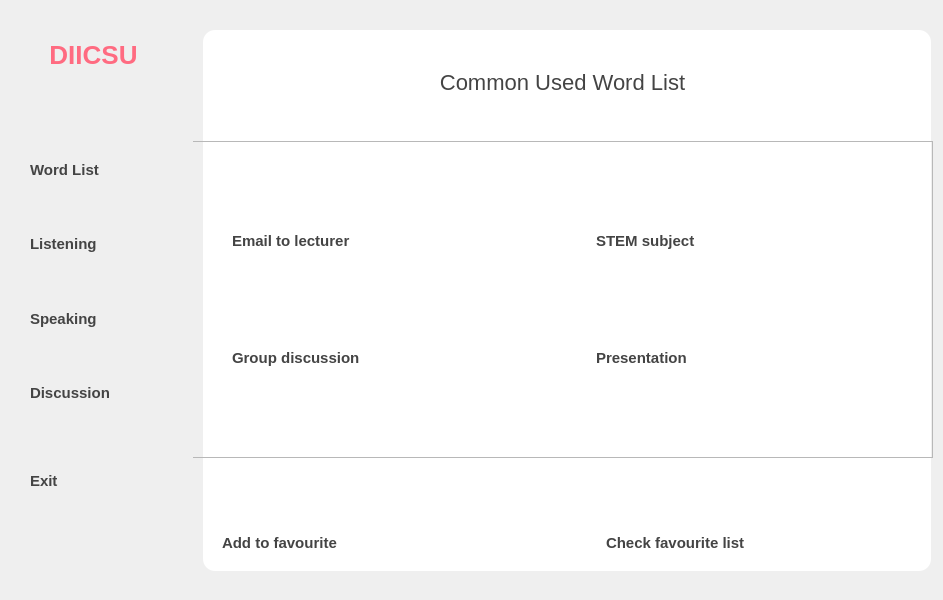
Qt form ui/mainPage.ui (FrenchFries-101/frontend) before a commit.
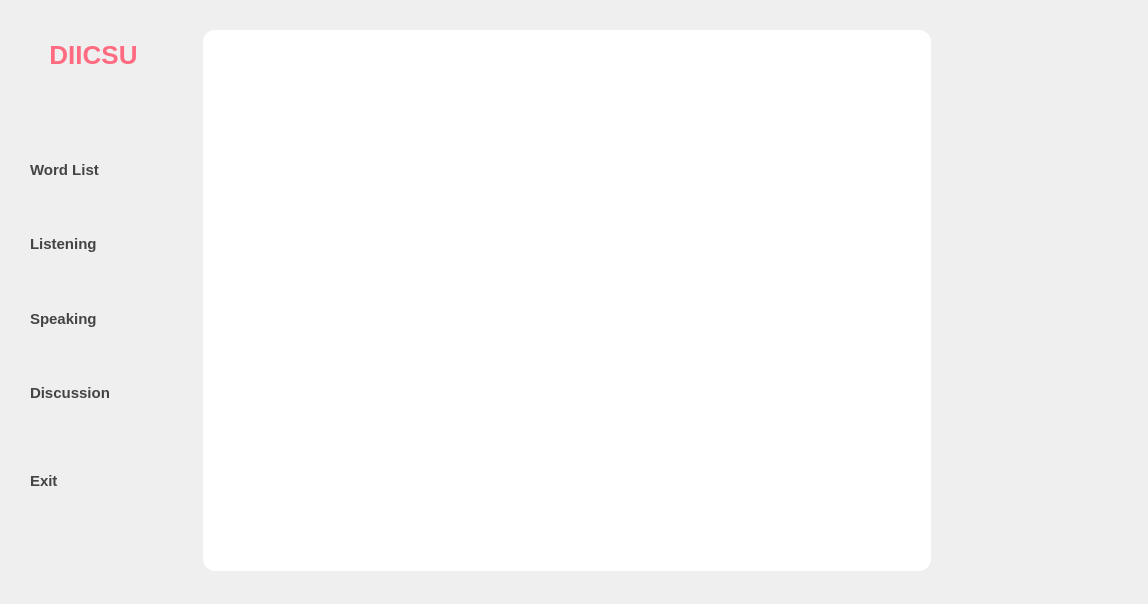
The same form after that commit. The open tabs and pages were chosen to show the change. Icons and pictures are not drawn.

Commit message: address bug of show button

Patch:
```diff
--- a/ui/mainPage.ui
+++ b/ui/mainPage.ui
@@ -6,8 +6,8 @@
    <rect>
     <x>0</x>
     <y>0</y>
-    <width>943</width>
-    <height>600</height>
+    <width>1148</width>
+    <height>604</height>
    </rect>
   </property>
   <property name="windowTitle">
@@ -361,121 +361,20 @@
        <property name="geometry">
         <rect>
          <x>0</x>
-         <y>10</y>
-         <width>741</width>
-         <height>541</height>
+         <y>0</y>
+         <width>751</width>
+         <height>551</height>
         </rect>
        </property>
        <property name="currentIndex">
         <number>1</number>
        </property>
        <widget class="QWidget" name="Recite_page">
-        <widget class="QWidget" name="verticalLayoutWidget">
-         <property name="geometry">
-          <rect>
-           <x>-1</x>
-           <y>-1</y>
-           <width>741</width>
-           <height>541</height>
-          </rect>
-         </property>
-         <layout class="QVBoxLayout" name="verticalLayout_2" stretch="2,6,1,1">
-          <item>
-           <widget class="QLabel" name="label_2">
-            <property name="text">
-             <string>Common Used Word List</string>
-            </property>
-            <property name="alignment">
-             <set>Qt::AlignmentFlag::AlignCenter</set>
-            </property>
-           </widget>
-          </item>
-          <item>
-           <widget class="QFrame" name="frame_2">
-            <property name="frameShape">
-             <enum>QFrame::Shape::StyledPanel</enum>
-            </property>
-            <property name="frameShadow">
-             <enum>QFrame::Shadow::Raised</enum>
-            </property>
-            <layout class="QGridLayout" name="gridLayout">
-             <item row="0" column="0">
-              <widget class="QPushButton" name="pushButton">
-               <property name="text">
-                <string>Email to lecturer</string>
-               </property>
-              </widget>
-             </item>
-             <item row="0" column="1">
-              <widget class="QPushButton" name="pushButton_2">
-               <property name="text">
-                <string>STEM subject</string>
-               </property>
-              </widget>
-             </item>
-             <item row="1" column="0">
-              <widget class="QPushButton" name="pushButton_3">
-               <property name="text">
-                <string>Group discussion</string>
-               </property>
-              </widget>
-             </item>
-             <item row="1" column="1">
-              <widget class="QPushButton" name="pushButton_4">
-               <property name="text">
-                <string>Presentation</string>
-               </property>
-              </widget>
-             </item>
-            </layout>
-           </widget>
-          </item>
-          <item>
-           <spacer name="horizontalSpacer">
-            <property name="orientation">
-             <enum>Qt::Orientation::Horizontal</enum>
-            </property>
-            <property name="sizeHint" stdset="0">
-             <size>
-              <width>40</width>
-              <height>20</height>
-             </size>
-            </property>
-           </spacer>
-          </item>
-          <item>
-           <layout class="QHBoxLayout" name="horizontalLayout_2">
-            <item>
-             <widget class="QPushButton" name="pushButton_5">
-              <property name="text">
-               <string>Add to favourite</string>
-              </property>
-             </widget>
-            </item>
-            <item>
-             <spacer name="verticalSpacer_6">
-              <property name="orientation">
-               <enum>Qt::Orientation::Vertical</enum>
-              </property>
-              <property name="sizeHint" stdset="0">
-               <size>
-                <width>20</width>
-                <height>40</height>
-               </size>
-              </property>
-             </spacer>
-            </item>
-            <item>
-             <widget class="QPushButton" name="pushButton_6">
-              <property name="text">
-               <string>Check favourite list</string>
-              </property>
-             </widget>
-            </item>
-           </layout>
-          </item>
-         </layout>
-        </widget>
+        <layout class="QVBoxLayout" name="verticalLayout_10">
+         <item>
+          <layout class="QVBoxLayout" name="verticalLayout_2" stretch=""/>
+         </item>
+        </layout>
        </widget>
        <widget class="QWidget" name="favourite_page">
         <widget class="QWidget" name="verticalLayoutWidget_2">
```
Left out of the diff: 24 changed lines with no effect on the pictures. The commit also changes 3 other files.
